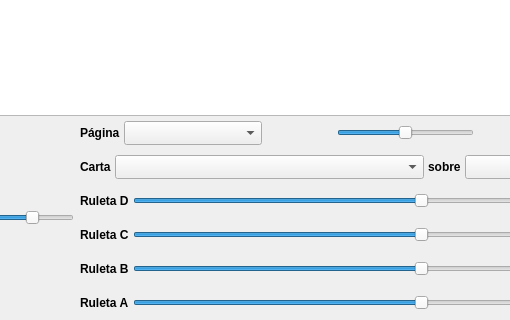
First picture: the form in ui/grdap.ui, repository Monthy/gr-dap, before the edit; both pictures show x 164 to 674 and y 380 to 700 of the 1000 by 700 pixel window.
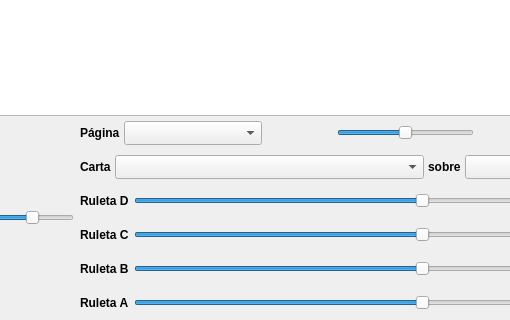
Second picture: the form after the edit. Icons and pictures are not drawn.

Commit message: Añadida posibilidad de poner un texto a la etiqueta a la ruleta.

What changed in the file:
```diff
--- a/ui/grdap.ui
+++ b/ui/grdap.ui
@@ -725,6 +725,12 @@
             </property>
             <item>
              <widget class="QLabel" name="lb_d">
+              <property name="minimumSize">
+               <size>
+                <width>50</width>
+                <height>0</height>
+               </size>
+              </property>
               <property name="font">
                <font>
                 <weight>75</weight>
@@ -823,6 +829,12 @@
             </property>
             <item>
              <widget class="QLabel" name="lb_c">
+              <property name="minimumSize">
+               <size>
+                <width>50</width>
+                <height>0</height>
+               </size>
+              </property>
               <property name="font">
                <font>
                 <weight>75</weight>
@@ -921,6 +933,12 @@
             </property>
             <item>
              <widget class="QLabel" name="lb_b">
+              <property name="minimumSize">
+               <size>
+                <width>50</width>
+                <height>0</height>
+               </size>
+              </property>
               <property name="font">
                <font>
                 <weight>75</weight>
@@ -1019,6 +1037,12 @@
             </property>
             <item>
              <widget class="QLabel" name="lb_a">
+              <property name="minimumSize">
+               <size>
+                <width>50</width>
+                <height>0</height>
+               </size>
+              </property>
               <property name="font">
                <font>
                 <weight>75</weight>
```
Left out of the diff: 1 changed line with no effect on the pictures. The commit also changes 1 other file.
